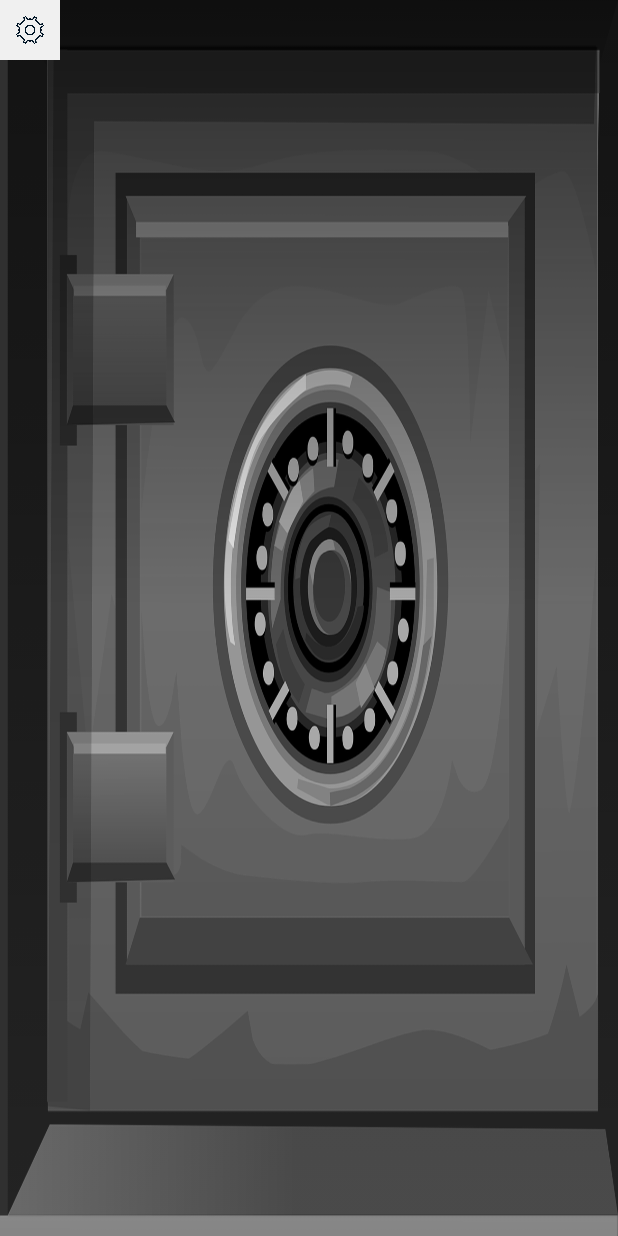
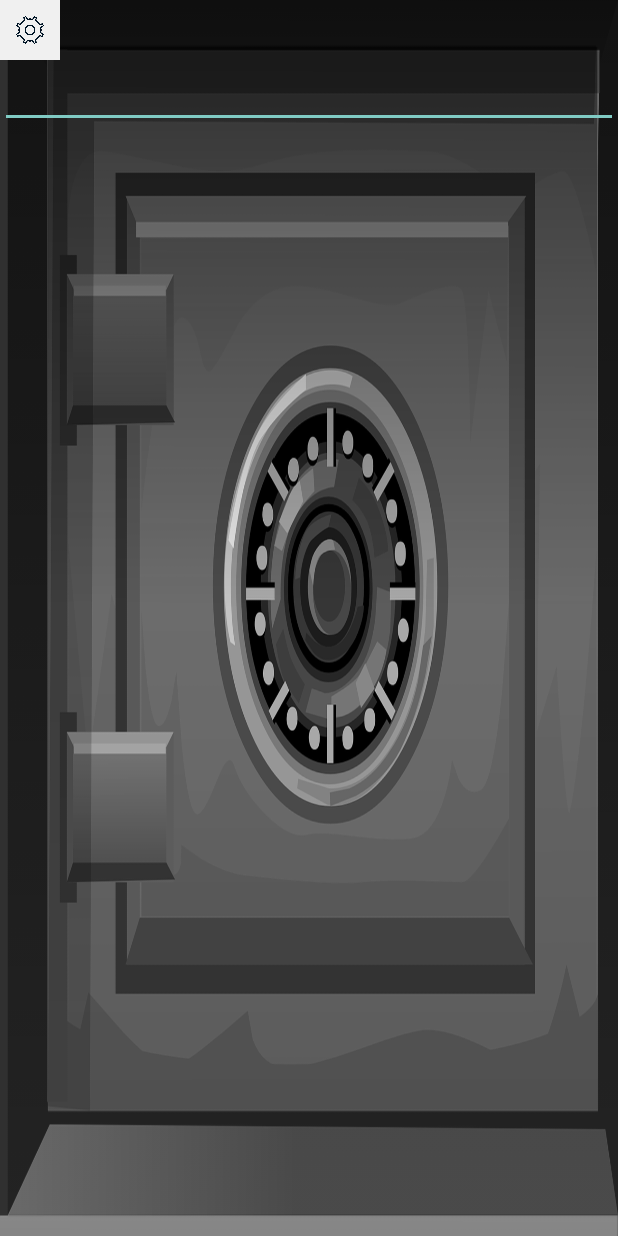
Before and after one commit to ETS-Android2/hanium_app, an Android app: the layout activity_control.xml on its own in the app's theme, with its tools: preview values and no code run, on a phone screen of 412 x 824 dp. Run offline under Robolectric (Android 15) with nearby library versions, the phone set to English and light mode, and no system bars.

Commit message:
re-first commit

```diff
--- a/app/src/main/AndroidManifest.xml
+++ b/app/src/main/AndroidManifest.xml
@@ -2,8 +2,10 @@
 <manifest xmlns:android="http://schemas.android.com/apk/res/android"
     package="com.example.app_java">
 
-    <uses-permission android:name="android.permission.INTERNET"/>
     <uses-permission android:name="android.permission.READ_EXTERNAL_STORAGE"/>
+    <uses-permission android:name="android.permission.INTERNET" />
+    <uses-permission android:name="android.permission.WAKE_LOCK" />
+    <uses-permission android:name="android.permission.ACCESS_NETWORK_STATE" />
 
     <application
         android:allowBackup="true"
@@ -12,6 +14,7 @@
         android:roundIcon="@mipmap/ic_launcher_round"
         android:supportsRtl="true"
         android:theme="@style/Theme.AppCompat.NoActionBar">
+        <service android:name="org.eclipse.paho.android.service.MqttService" />
         <activity android:name=".Control"></activity>
         <activity android:name=".appLock" />
         <activity android:name=".MainActivity">
--- a/app/src/main/java/com/example/app_java/appLock.java
+++ b/app/src/main/java/com/example/app_java/appLock.java
@@ -87,6 +87,7 @@ public class appLock extends AppCompatActivity {
 
         String strCurrentValue = String.valueOf(currentValue);
         IV1.requestFocus();
+
 
         if(currentValue != -1) {
             if(pwd[0] == null && pwd[1] == null && pwd[2] == null && pwd[3] == null ) {
--- a/app/src/main/res/layout/activity_control.xml
+++ b/app/src/main/res/layout/activity_control.xml
@@ -5,14 +5,33 @@
     android:layout_width="match_parent"
     android:layout_height="match_parent"
     android:background="@drawable/new_safe"
+    android:orientation="vertical"
     tools:context=".Control">
-
+    <LinearLayout
+        android:layout_width="match_parent"
+        android:layout_height="wrap_content"
+        android:orientation="horizontal"
+        ></LinearLayout>
     <Button
         android:id="@+id/btnset"
         android:layout_width="40dp"
         android:layout_height="40dp"
         android:background="@drawable/setting"
         ></Button>
-
+    <EditText
+        android:id = "@+id/ET_User"
+        android:layout_width="match_parent"
+        android:layout_height="wrap_content"
+        ></EditText>
+    <LinearLayout
+        android:layout_width="match_parent"
+        android:layout_height="wrap_content"
+        android:orientation="vertical"
+        ></LinearLayout>
+    <ImageView
+        android:id="@+id/mqtt_img"
+        android:layout_width="wrap_content"
+        android:layout_height="wrap_content"
+        ></ImageView>
 
 </LinearLayout>
--- a/gradle.properties
+++ b/gradle.properties
@@ -15,3 +15,5 @@ org.gradle.jvmargs=-Xmx2048m -Dfile.encoding=UTF-8
 # Android operating system, and which are packaged with your app"s APK
 # https://developer.android.com/topic/libraries/support-library/androidx-rn
 android.useAndroidX=true
+
+android.enableJetifier=true
```
Also changed, not shown: app/build.gradle (+6 -3 lines), app/src/main/java/com/example/app_java/Control.java (+120 -0 lines).
